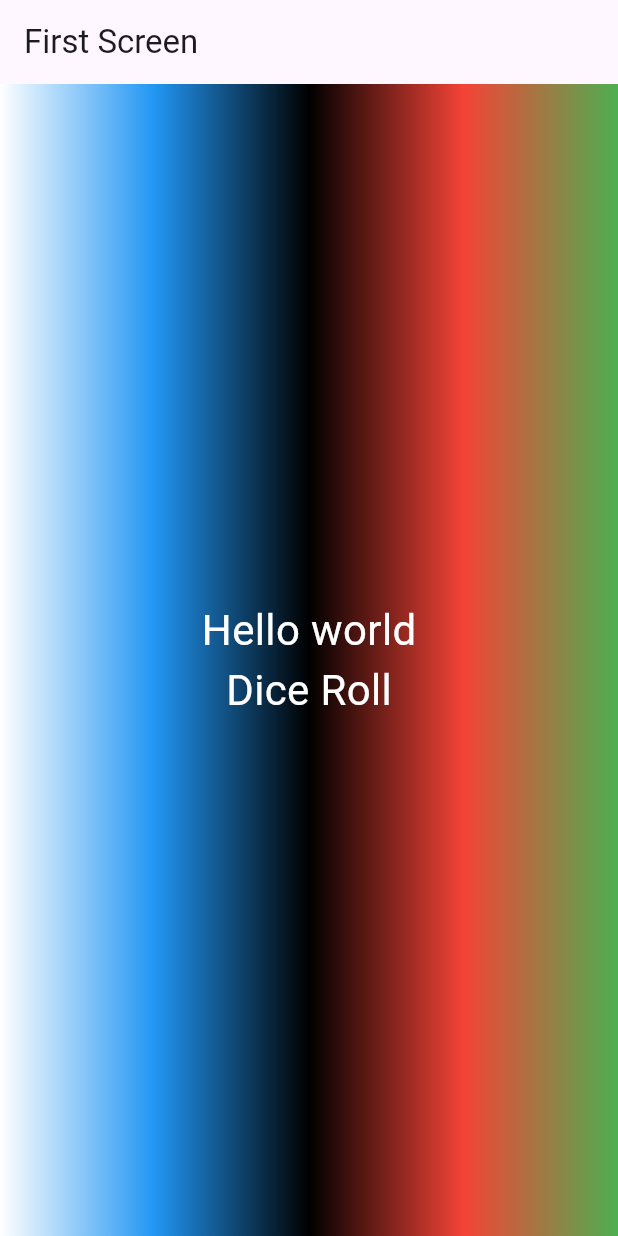
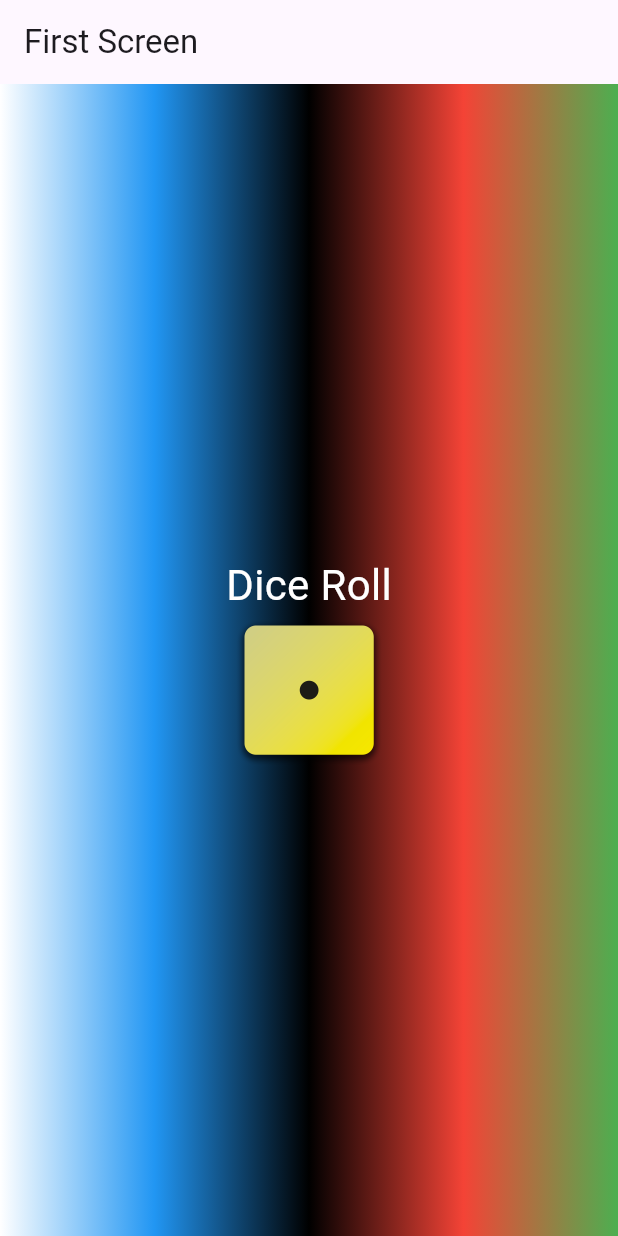
Before and after one commit to KevinFraga/flutter_dice_roll, a Flutter app: the screen it shows after launch, on a phone screen of 412 x 824 dp. Run offline on Flutter 3.47's test engine with Material 3 defaults, Android fonts, the phone set to English and light mode, and no system bars.

```diff
--- a/lib/big_white_text.dart
+++ b/lib/big_white_text.dart
@@ -1,7 +1,7 @@
 import 'package:flutter/material.dart';
 
 class BigWhiteText extends StatelessWidget {
-  const BigWhiteText({super.key, required this.text});
+  const BigWhiteText(this.text, {super.key});
   final String text;
 
   @override
--- a/lib/gradient_container.dart
+++ b/lib/gradient_container.dart
@@ -1,23 +1,27 @@
 import 'package:flutter/material.dart';
+import 'package:flutter/widgets.dart';
 
 class GradientContainer extends StatelessWidget {
-  const GradientContainer({super.key, required this.child});
+  const GradientContainer({
+    super.key,
+    required this.child,
+    this.begin = Alignment.centerLeft,
+    this.end = Alignment.centerRight,
+    required this.colors,
+  });
   final Widget child;
+  final Alignment begin;
+  final Alignment end;
+  final List<Color> colors;
 
   @override
   Widget build(BuildContext context) {
     return Container(
-      decoration: const BoxDecoration(
+      decoration: BoxDecoration(
         gradient: LinearGradient(
-          colors: [
-            Colors.white,
-            Colors.blue,
-            Colors.black,
-            Colors.red,
-            Colors.green,
-          ],
-          begin: Alignment.centerLeft,
-          end: Alignment.centerRight,
+          colors: colors,
+          begin: begin,
+          end: end,
         ),
       ),
       child: child,
--- a/lib/main.dart
+++ b/lib/main.dart
@@ -20,13 +20,23 @@ class MyApp extends StatelessWidget {
         appBar: AppBar(
           title: const Text('First Screen'),
         ),
-        body: const GradientContainer(
+        body: GradientContainer(
+          colors: const [
+            Colors.white,
+            Colors.blue,
+            Colors.black,
+            Colors.red,
+            Colors.green
+          ],
           child: Center(
             child: Column(
               mainAxisAlignment: MainAxisAlignment.center,
               children: [
-                BigWhiteText(text: 'Hello world'),
-                BigWhiteText(text: 'Dice Roll'),
+                const BigWhiteText('Dice Roll'),
+                Image.asset(
+                  'assets/images/dice-1.png',
+                  width: 100,
+                ),
               ],
             ),
           ),
```
Also changed, not shown: pubspec.yaml (+7 -3 lines), assets/images/dice-1.png (added), assets/images/dice-2.png (added), assets/images/dice-3.png (added), assets/images/dice-4.png (added), assets/images/dice-5.png (added), assets/images/dice-6.png (added).
